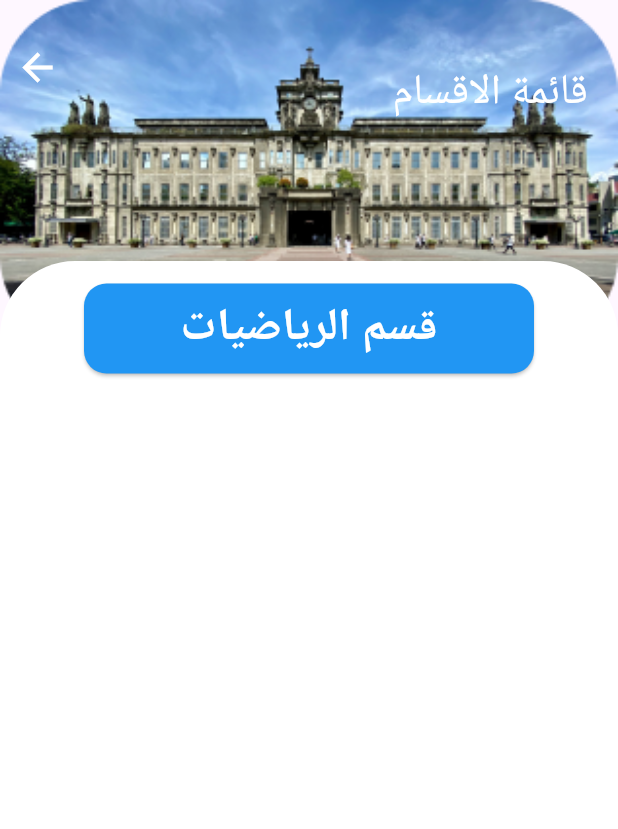
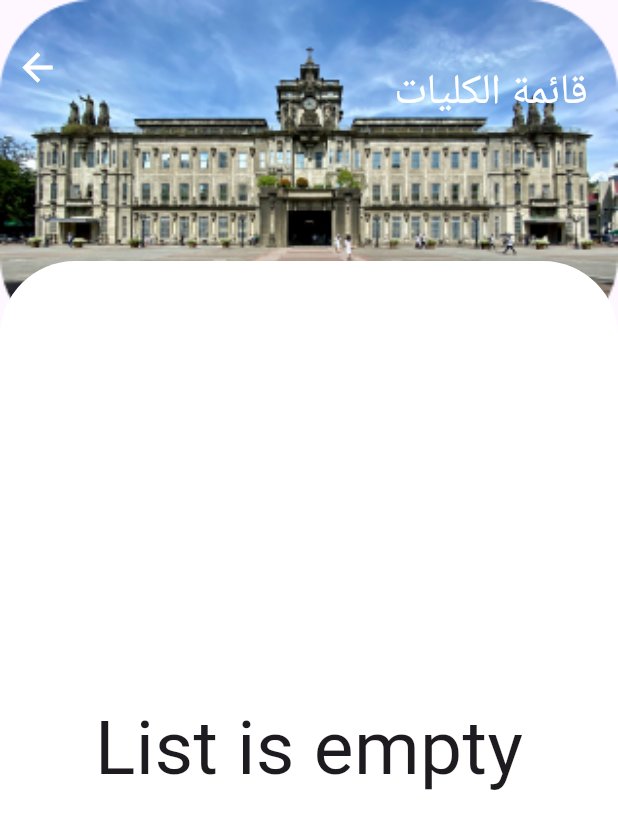
Before and after one commit to mernaamir/gradProject, a Flutter app: the department screen opened by its route, on a phone screen of 412 x 824 dp. Shown: the top 829 px of the screen. Run offline on Flutter 3.47's test engine with Material 3 defaults, Android fonts, the phone set to English and light mode, and no system bars; our stand-ins replace cloud_firestore, firebase_core, flutter_screenutil; accounts and stored records are empty.

Commit message:
add faculities and department

```diff
--- a/lib/departments.dart
+++ b/lib/departments.dart
@@ -1,18 +1,37 @@
+import 'package:cloud_firestore/cloud_firestore.dart';
 import 'package:flutter/cupertino.dart';
 import 'package:flutter/material.dart';
 import 'package:flutter/widgets.dart';
-import 'facuilites.dart';
+import 'package:flutter_screenutil/flutter_screenutil.dart';
 
-class department extends StatelessWidget {
+class department extends StatefulWidget {
   static const String routeName = "department";
 
-  department({super.key});
+  const department({super.key});
 
   @override
+  State<department> createState() => _universityState();
+}
+
+class _universityState extends State<department> {
+  List<QueryDocumentSnapshot> facdata = [];
+
+
+  void initState() {
+    super.initState();
+    getData();
+  }
+  getData() async {
+    QuerySnapshot querySnapshot =
+    await FirebaseFirestore.instance.collection("[Faculities]").get();
+    facdata.addAll(querySnapshot.docs);
+  }
+
+  @override
+
   Widget build(BuildContext context) {
     // TODO: implement build
     return Scaffold(
-
       body: Stack(
         children: [
           Container(
@@ -29,7 +48,7 @@ class department extends StatelessWidget {
                       bottom: 150,
                       right: 20,
                       child: Text(
-                        "قائمة الاقسام",
+                        "قائمة الكليات",
                         style: TextStyle(fontSize: 28, color: Colors.white),
                       ),
                     ),
@@ -37,13 +56,15 @@ class department extends StatelessWidget {
                         left: 10,
                         top: 30,
                         child: InkWell(
-                            onTap: (){
+                            onTap: () {
                               Navigator.pop(context);
                             },
-                            child: Icon(Icons.arrow_back,size: 30,color: Colors.white,))
-                    ),
-                    // Icon(Icons.arrow_back)
-
+                            child: Icon(
+                              Icons.arrow_back,
+                              size: 30,
+                              color: Colors.white,
+                            ))),
+// Icon(Icons.arrow_back)
                   ],
                 ),
               ],
@@ -60,37 +81,27 @@ class department extends StatelessWidget {
               ),
               height: 650,
               child: Container(
-                child: Column(
-                  children: [
-                    Padding(
-                      padding: const EdgeInsets.all(15.0),
-                      child: ElevatedButton(
-                        onPressed: () {},
-                        child: InkWell(
-                          onTap: (){
-                          },
-                          child: Text(
-                            "قسم الرياضيات",
-                            style: TextStyle(
-                                fontSize: 30,
-                                color: Colors.white,
-                                fontWeight: FontWeight.bold),
-                          ),
-                        ),
-                        style: ElevatedButton.styleFrom(
+                child: Expanded(
+                    child: FutureBuilder(
+                      builder: (context, snapshot) {
+                        if (snapshot.connectionState == ConnectionState.waiting) {
+                          return const Center(
+                            child: CircularProgressIndicator(),
+                          );
+                        }
 
-                          minimumSize: Size(300, 60),
-                          backgroundColor: Colors.blue,
-                          shape: RoundedRectangleBorder(
-                            borderRadius: BorderRadius.circular(15),
-                          ),
-                        ),
-                      ),
-                    ),
-
-                  ],
-                ),
-
+                        if (snapshot.hasError) {
+                          return const Center(
+                            child: Text("Something went errorrrrrrrrr"),
+                          );
+                        }
+                        if (facdata.isEmpty) {
+                          return Center(child: Text("List is empty",style: TextStyle(fontSize: 50),));
+                        }
+                        return getList();
+                      },
+                      future: getData(),
+                    )),
               ),
             ),
           )
@@ -98,4 +109,41 @@ class department extends StatelessWidget {
       ),
     );
   }
+
+  Widget getList() {
+    ListView myList = new ListView.separated(
+        separatorBuilder: (context, index) => SizedBox(
+          height: 1,
+        ),
+        itemCount: facdata.length,
+        itemBuilder: (context, index) {
+          return Padding(
+            padding: const EdgeInsets.all(20.0),
+            child: InkWell(
+              onTap: (){
+                // Navigator.pushNamed(context, faculty.routeName);
+
+              },
+              child: Container(
+                width: 265.w,
+                height: 95.h,
+                decoration: BoxDecoration(
+                  color: Color(0xff36265D),
+                  borderRadius: BorderRadius.circular(23),
+                ),
+                child: Center(
+                  child: Text(
+                    "${facdata[index]['name']}",
+                    style: TextStyle(
+                        color: Colors.white,
+                        fontSize: 20,
+                        fontWeight: FontWeight.w700),
+                  ),
+                ),
+              ),
+            ),
+          );
+        });
+    return myList;
+  }
 }
--- a/lib/main.dart
+++ b/lib/main.dart
@@ -42,7 +42,7 @@ class MyApp extends StatelessWidget {
        "university":(context)=>university(),
        faculty.routeName:(context)=>faculty(),
        "result":(context)=>result(),
-       "department":(context)=>department(),
+       department.routeName:(context)=>department(),
          },
           theme: ThemeData(
 
```
Also changed, not shown: lib/facuilites.dart (+87 -39 lines).
